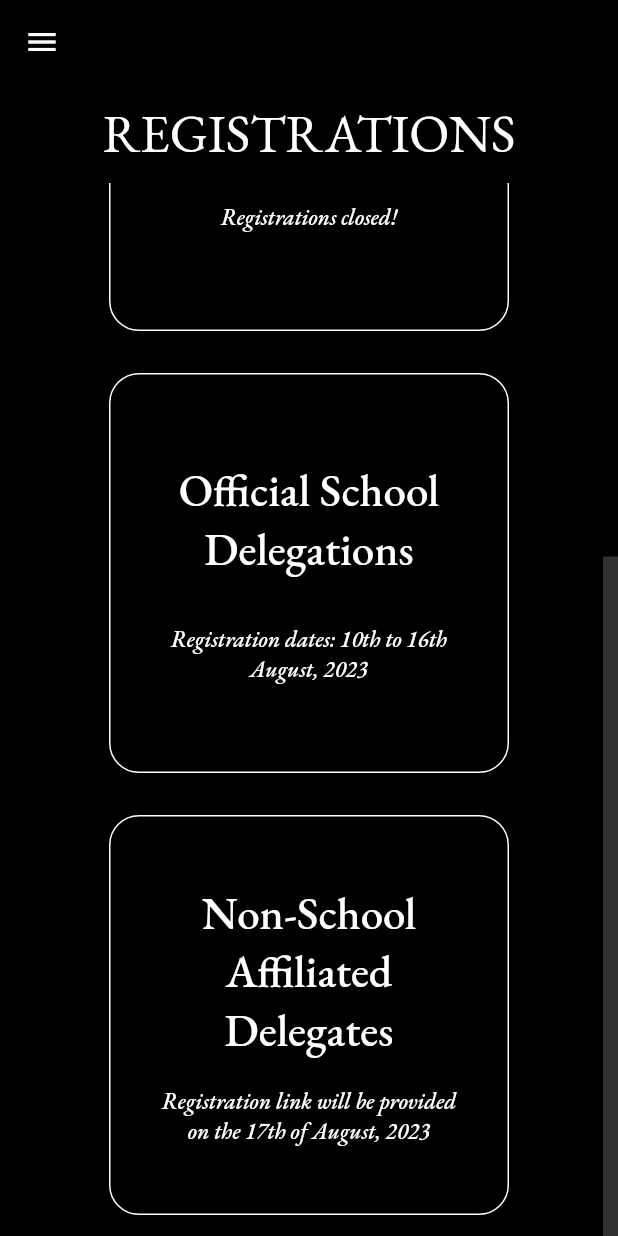
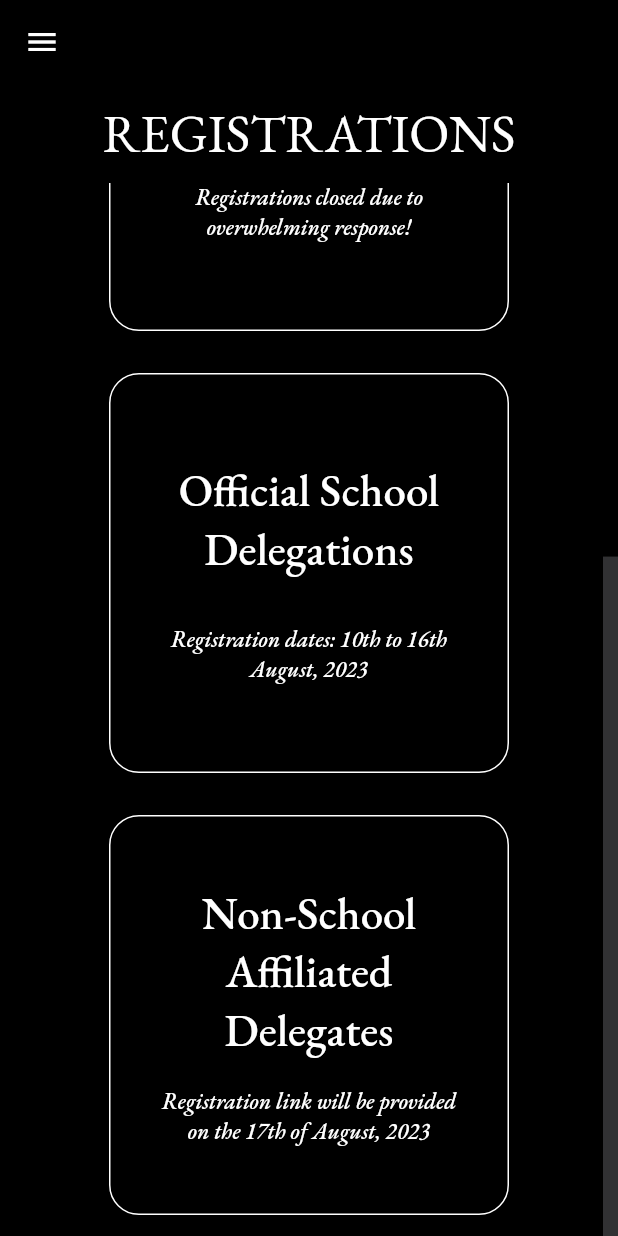
Before and after one commit to vsmart-06/GWHMUN-website, a Flutter app: the Registrations screen opened by its route, scrolled down 386 dp, on a phone screen of 412 x 824 dp. Run offline on Flutter 3.47's test engine with Material 2 defaults, Android fonts, the light colour scheme and no system bars; our stand-ins replace carousel_slider, google_fonts; missing offline and left inert: dart:html, pointer_interceptor; network calls fail.

Commit message:
some registration page change

```diff
--- a/lib/pages/registrations_page.dart
+++ b/lib/pages/registrations_page.dart
@@ -151,7 +151,7 @@ class _RegistrationsState extends State<Registrations> {
                                           textAlign: TextAlign.center,
                                         ),
                                          Text(
-                                          "Registrations closed!", //"Registration dates: 10th to 16th August, 2023"
+                                          "Registrations closed due to overwhelming response!", //"Registration dates: 10th to 16th August, 2023"
                                           style: TextStyle(
                                             color: Colors.white,
                                             fontFamily: titleFont,
--- a/lib/pages/sochum_page.dart
+++ b/lib/pages/sochum_page.dart
@@ -15,7 +15,7 @@ class _SOCHUMState extends State<SOCHUM> {
       title: "Social, Humanitarian and \nCultural Committee (SOCHUM)",
       agenda: "Agenda: Discussing the rising problem of human trafficking in south-east asia",
       logoLink: "committee_page/SOCHUM.png",
-      bgLink: "",
+      bgLink: "https://drive.google.com/drive/folders/1-enswc3XmM-kWER12vZ3Qx211o_1yudE",
       executiveBoard: [["Arsh Paul","Head chair","EB/SOCHUM1.png","Arsh Paul, the headchair of SOCHUM Jr, started MUNing all the way back in 6th grade. From the moment he stepped foot into the Jr MUNs of GWH, he knew he was in love with diplomacy, international relations, and MUN itself. He has seen both the Online and offline versions of MUNs across the Bangalore circuit and across committees from the UNHRCs to full blown crisis committees. A short yet annoyingly loud person, he makes his point heard. Arsh has a great understanding of historical events and won\’t stop trying to connect current events to past historical events, until it gets incredibly annoying.In the committee itself, he hopes to inspire the delegates to do future MUNs and will try to make the committee an exciting experience for newcomers and experienced delegates alike and will not stop challenging the Delegates to bring out their best in committee. "],
       ["Ash Nair","Vice chair","EB/SOCHUM2.png","Ash Nair, the Vice chair of SOCHUM Jr, began his MUN career back in 6th grade, and has been fully encapsulated by his MUN experience. From making comically large research portfolios (which still exist) to throwing chappals in committee to \"enlighten the experience\", a lot of who he is today stems from the opportunities MUNs have given him. As an vid and passionate world event follower, political muser and law enthusiast, Aashir is excited to share his love for the debate, communication and social aspects of MUNs to junior delegates - whether they are first timers, or not. In his free time, you'll catch him with his best friend and one true love, his guitar, or find him holed up covered in oil paint somewhere. Best known as the photographer of the SOCHUM JR committee, now coming full circle as your Vice-Chair."],
       ["Anirudh C.","Moderator","EB/SOCHUM3.png","Anirudh Chaturvedula, the Moderator of SOCHUM Jr, has always been a passionate MUNner and enjoys debating with people over a plethora of topics sinnce his 1st MUN in 6th grade. From debating on topics such as the legality of the legalization of drugs in around half the US and if Russia\’s fears on NATO encroaching its borders are justified to arguing on immature stuff such as the physical impossibilities of light coming from Chhota Bheem\’s body after eating a laddu, Anirudh can happily talk and argue on anything for hours on end. This has helped him gain placements in the most of the 10+ MUNs he has attended as a delegate. Outside of MUNs, Anirudh\’s a passionate aerospace enthusiast, guitar player, swimmer and an avid reader."]
```
